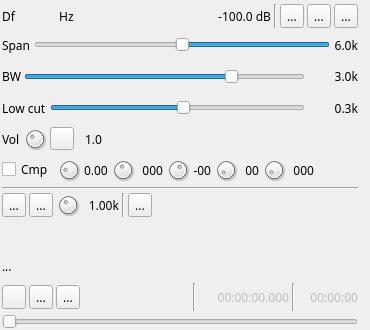
First picture: the form in plugins/channeltx/modssb/ssbmodgui.ui, repository f4exb/sdrangel, before the edit; both pictures show x 0 to 370 and y 0 to 330 of the 370 by 643 pixel window.
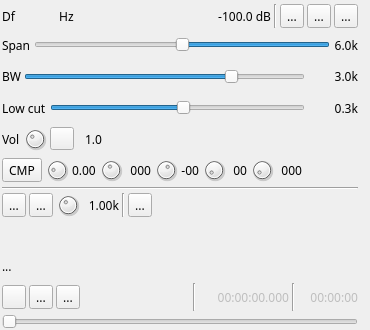
Second picture: the form after the edit. Icons and pictures are not drawn. Custom widgets are drawn as their Qt base class.

Commit message: SSB: replaced AGC checkboxes by button switches

The edit to the form file:
```diff
--- a/plugins/channeltx/modssb/ssbmodgui.ui
+++ b/plugins/channeltx/modssb/ssbmodgui.ui
@@ -466,12 +466,15 @@
     <item>
      <layout class="QHBoxLayout" name="horizontalLayout_agc">
       <item>
-       <widget class="QCheckBox" name="agc">
+       <widget class="ButtonSwitch" name="agc">
         <property name="toolTip">
          <string>Toggle audio compressor</string>
         </property>
         <property name="text">
-         <string>Cmp</string>
+         <string>CMP</string>
+        </property>
+        <property name="checkable">
+         <bool>true</bool>
         </property>
        </widget>
       </item>
```
The commit also changes 5 other files.
